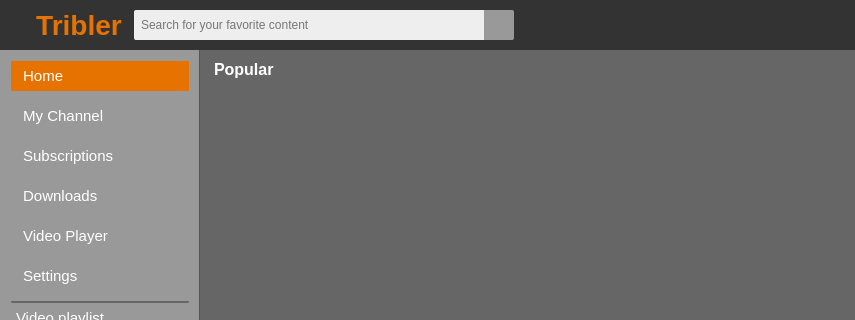
This is TriblerGUI/qt_resources/mainwindow.ui in Tribler/tribler as Qt 5 draws it before an edit; both pictures show x 0 to 855 and y 0 to 320 of the 855 by 635 pixel window. The edited form follows.
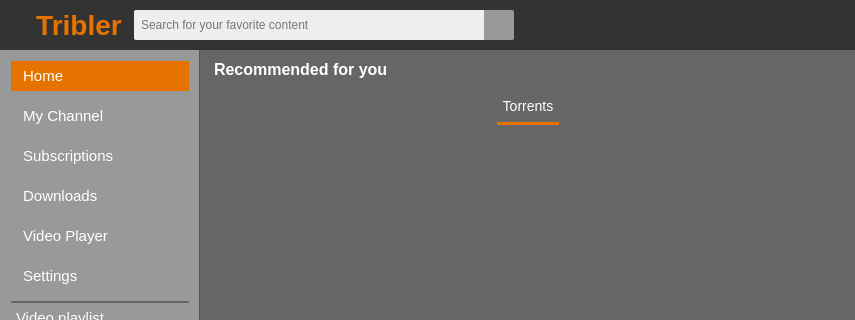
This is the edited form. The open tabs and pages were chosen to show the change. Icons and pictures are not drawn. Custom widgets are drawn as their Qt base class.

```diff
--- a/TriblerGUI/qt_resources/mainwindow.ui
+++ b/TriblerGUI/qt_resources/mainwindow.ui
@@ -838,10 +838,93 @@
 margin: 10px;</string>
             </property>
             <property name="text">
-             <string>Popular</string>
+             <string>Recommended for you</string>
             </property>
            </widget>
           </item>
+          <item>
+           <widget class="QWidget" name="widget_11" native="true">
+            <layout class="QHBoxLayout" name="horizontalLayout_5">
+             <property name="spacing">
+              <number>0</number>
+             </property>
+             <property name="leftMargin">
+              <number>0</number>
+             </property>
+             <property name="topMargin">
+              <number>0</number>
+             </property>
+             <property name="rightMargin">
+              <number>0</number>
+             </property>
+             <property name="bottomMargin">
+              <number>0</number>
+             </property>
+             <item>
+              <spacer name="horizontalSpacer_27">
+               <property name="orientation">
+                <enum>Qt::Horizontal</enum>
+               </property>
+               <property name="sizeHint" stdset="0">
+                <size>
+                 <width>40</width>
+                 <height>20</height>
+                </size>
+               </property>
+              </spacer>
+             </item>
+             <item>
+              <widget class="UnderlineTabButton" name="my_channel_overview_button_2">
+               <property name="sizePolicy">
+                <sizepolicy hsizetype="Minimum" vsizetype="Fixed">
+                 <horstretch>0</horstretch>
+                 <verstretch>0</verstretch>
+                </sizepolicy>
+               </property>
+               <property name="minimumSize">
+                <size>
+                 <width>0</width>
+                 <height>36</height>
+                </size>
+               </property>
+               <property name="maximumSize">
+                <size>
+                 <width>16777215</width>
+                 <height>36</height>
+                </size>
+               </property>
+               <property name="cursor">
+                <cursorShape>PointingHandCursor</cursorShape>
+               </property>
+               <property name="styleSheet">
+                <string notr="true">color: white;
+border: none;
+border-bottom: 3px solid #e67300;
+background: none;
+font-size: 14px;
+</string>
+               </property>
+               <property name="text">
+                <string>Torrents</string>
+               </property>
+              </widget>
+             </item>
+             <item>
+              <spacer name="horizontalSpacer_44">
+               <property name="orientation">
+                <enum>Qt::Horizontal</enum>
+               </property>
+               <property name="sizeHint" stdset="0">
+                <size>
+                 <width>40</width>
+                 <height>20</height>
+                </size>
+               </property>
+              </spacer>
+             </item>
+            </layout>
+           </widget>
+          </item>
           <item>
            <widget class="QTableWidget" name="home_page_table_view">
             <property name="cursor" stdset="0">
```
Left out of the diff: 2 changed lines with no effect on the pictures.
